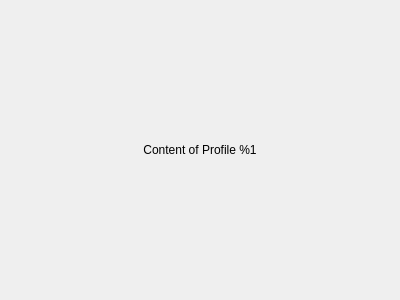
Before: the Qt Designer form ProfileInterface.ui in SyDevTeam/gta5view, drawn with Qt 5.
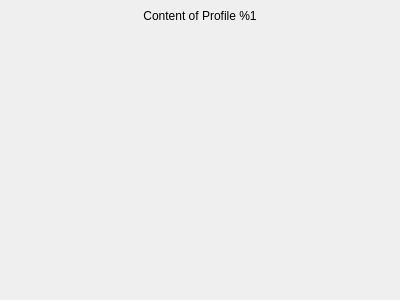
After: the same form once the commit is applied.

Patch:
```diff
--- a/ProfileInterface.ui
+++ b/ProfileInterface.ui
@@ -18,52 +18,146 @@
     <number>0</number>
    </property>
    <property name="topMargin">
-    <number>0</number>
+    <number>9</number>
    </property>
    <property name="rightMargin">
     <number>0</number>
    </property>
    <property name="bottomMargin">
-    <number>0</number>
+    <number>9</number>
    </property>
    <item>
-    <widget class="QScrollArea" name="saSnapmatic">
-     <property name="frameShape">
-      <enum>QFrame::NoFrame</enum>
+    <widget class="QLabel" name="labProfileContent">
+     <property name="text">
+      <string>Content of Profile %1</string>
      </property>
-     <property name="frameShadow">
-      <enum>QFrame::Plain</enum>
+     <property name="alignment">
+      <set>Qt::AlignCenter</set>
      </property>
-     <property name="lineWidth">
-      <number>0</number>
-     </property>
-     <property name="widgetResizable">
-      <bool>true</bool>
-     </property>
-     <widget class="QWidget" name="saSnapmaticContent">
-      <property name="geometry">
-       <rect>
-        <x>0</x>
-        <y>0</y>
-        <width>400</width>
-        <height>300</height>
-       </rect>
-      </property>
-      <layout class="QVBoxLayout" name="vlSnapmaticContent">
-       <item>
-        <widget class="QLabel" name="labProfileContent">
-         <property name="text">
-          <string>Content of Profile %1</string>
-         </property>
-         <property name="alignment">
-          <set>Qt::AlignCenter</set>
-         </property>
-        </widget>
-       </item>
-      </layout>
-     </widget>
     </widget>
    </item>
+   <item>
+    <layout class="QHBoxLayout" name="hlContent">
+     <property name="leftMargin">
+      <number>0</number>
+     </property>
+     <property name="topMargin">
+      <number>0</number>
+     </property>
+     <property name="rightMargin">
+      <number>0</number>
+     </property>
+     <property name="bottomMargin">
+      <number>0</number>
+     </property>
+     <item>
+      <widget class="QScrollArea" name="saSnapmatic">
+       <property name="frameShape">
+        <enum>QFrame::NoFrame</enum>
+       </property>
+       <property name="frameShadow">
+        <enum>QFrame::Plain</enum>
+       </property>
+       <property name="widgetResizable">
+        <bool>true</bool>
+       </property>
+       <widget class="QWidget" name="saSnapmaticContent">
+        <property name="geometry">
+         <rect>
+          <x>0</x>
+          <y>0</y>
+          <width>196</width>
+          <height>261</height>
+         </rect>
+        </property>
+        <layout class="QVBoxLayout" name="vlSnapmaticContent">
+         <property name="spacing">
+          <number>0</number>
+         </property>
+         <property name="leftMargin">
+          <number>0</number>
+         </property>
+         <property name="topMargin">
+          <number>0</number>
+         </property>
+         <property name="rightMargin">
+          <number>0</number>
+         </property>
+         <property name="bottomMargin">
+          <number>0</number>
+         </property>
+         <item>
+          <spacer name="vsSnapmatic">
+           <property name="orientation">
+            <enum>Qt::Vertical</enum>
+           </property>
+           <property name="sizeHint" stdset="0">
+            <size>
+             <width>0</width>
+             <height>0</height>
+            </size>
+           </property>
+          </spacer>
+         </item>
+        </layout>
+       </widget>
+      </widget>
+     </item>
+     <item>
+      <widget class="QScrollArea" name="saSavegame">
+       <property name="frameShape">
+        <enum>QFrame::NoFrame</enum>
+       </property>
+       <property name="frameShadow">
+        <enum>QFrame::Plain</enum>
+       </property>
+       <property name="widgetResizable">
+        <bool>true</bool>
+       </property>
+       <widget class="QWidget" name="saSavegameContent">
+        <property name="geometry">
+         <rect>
+          <x>0</x>
+          <y>0</y>
+          <width>196</width>
+          <height>261</height>
+         </rect>
+        </property>
+        <layout class="QVBoxLayout" name="vlSavegameContent">
+         <property name="spacing">
+          <number>0</number>
+         </property>
+         <property name="leftMargin">
+          <number>0</number>
+         </property>
+         <property name="topMargin">
+          <number>0</number>
+         </property>
+         <property name="rightMargin">
+          <number>0</number>
+         </property>
+         <property name="bottomMargin">
+          <number>0</number>
+         </property>
+         <item>
+          <spacer name="vsSavegame">
+           <property name="orientation">
+            <enum>Qt::Vertical</enum>
+           </property>
+           <property name="sizeHint" stdset="0">
+            <size>
+             <width>0</width>
+             <height>0</height>
+            </size>
+           </property>
+          </spacer>
+         </item>
+        </layout>
+       </widget>
+      </widget>
+     </item>
+    </layout>
+   </item>
   </layout>
  </widget>
  <resources/>
```
